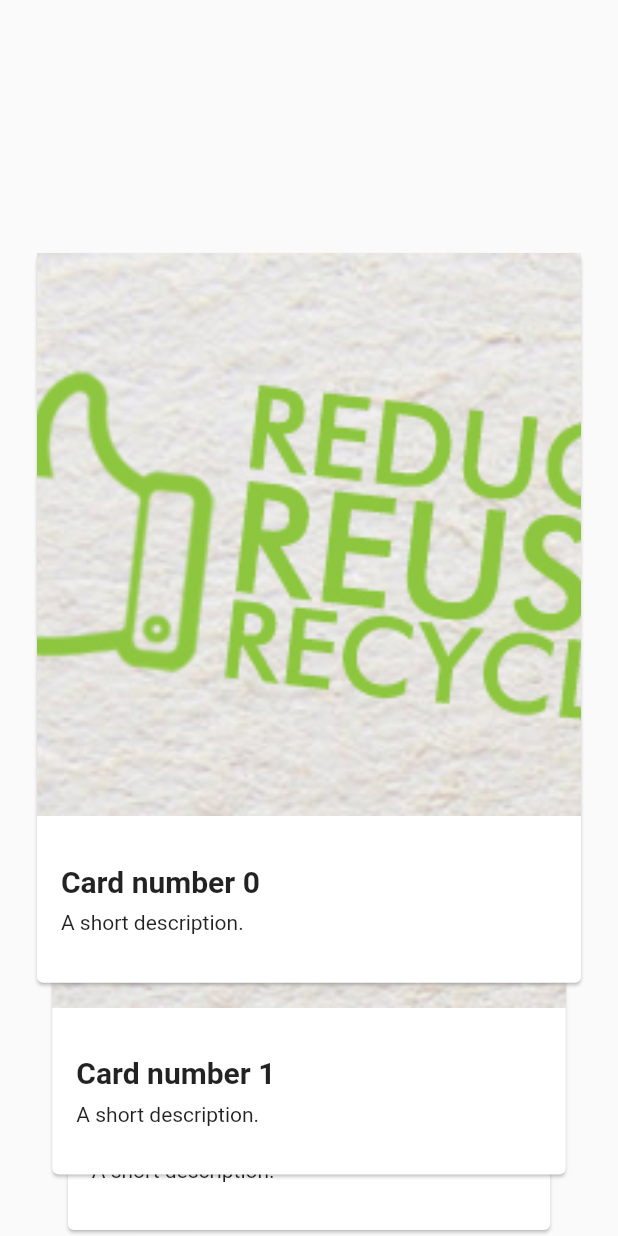
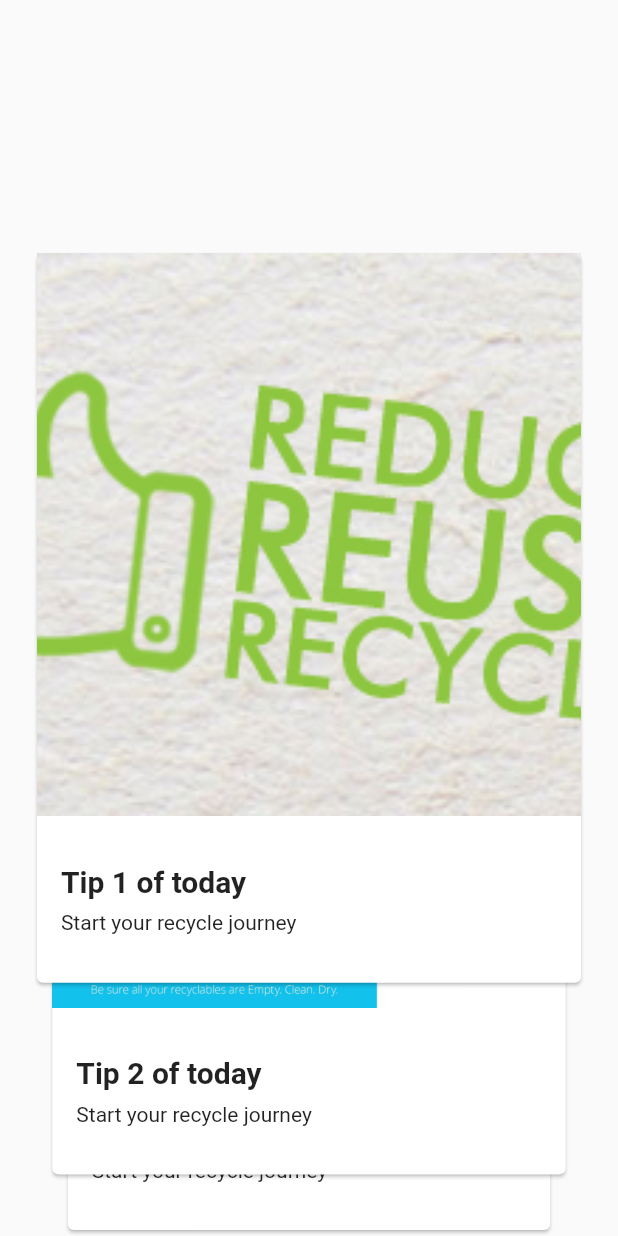
Before and after one commit to L-is-0/GCA, a Flutter app: the CardsSectionDraggable widget shown alone on an empty page, opened directly, on a phone screen of 412 x 824 dp. Run offline on Flutter 3.47's test engine with Material 2 defaults, Android fonts, the phone set to English and light mode, and no system bars; our stand-ins replace flutter_login, flutter_speed_dial, getflutter, image_picker; missing offline and left inert: dart:ffi, firebase_ml_vision, flappy_search_bar, mlkit, tflite; accounts and stored records are empty.

Commit message:
adjusted tips page

```diff
--- a/lib/cards/cards_section_draggable.dart
+++ b/lib/cards/cards_section_draggable.dart
@@ -16,7 +16,7 @@ class _CardsSectionState extends State<CardsSectionDraggable> {
     super.initState();
 
     for (cardsCounter = 0; cardsCounter < 3; cardsCounter++) {
-      cards.add(ProfileCardDraggable(cardsCounter));
+      cards.add(ProfileCardDraggable(cardsCounter+1));
     }
   }
 
@@ -83,8 +83,8 @@ class _CardsSectionState extends State<CardsSectionDraggable> {
       cards[1] = cards[2];
       cards[2] = temp;
 
-      cards[2] = ProfileCardDraggable(cardsCounter);
-      cardsCounter++;
+//      cards[2] = ProfileCardDraggable(cardsCounter);
+//      cardsCounter++;
     });
   }
 
--- a/lib/cards/profile_card_alignment.dart
+++ b/lib/cards/profile_card_alignment.dart
@@ -12,7 +12,7 @@ class ProfileCardAlignment extends StatelessWidget {
           SizedBox.expand(
             child: Material(
               borderRadius: BorderRadius.circular(12.0),
-              child: Image.asset('res/portrait.jpeg', fit: BoxFit.cover),
+              child: Image.asset('assets/images/tip$cardNum.jpg', fit: BoxFit.cover),
             ),
           ),
           SizedBox.expand(
@@ -32,13 +32,13 @@ class ProfileCardAlignment extends StatelessWidget {
                   mainAxisAlignment: MainAxisAlignment.end,
                   crossAxisAlignment: CrossAxisAlignment.start,
                   children: <Widget>[
-                    Text('Card number $cardNum',
+                    Text('Tip $cardNum of today',
                         style: TextStyle(
                             color: Colors.white,
                             fontSize: 20.0,
                             fontWeight: FontWeight.w700)),
                     Padding(padding: EdgeInsets.only(bottom: 8.0)),
-                    Text('A short description.',
+                    Text('Start your recycle journey',
                         textAlign: TextAlign.start,
                         style: TextStyle(color: Colors.white)),
                   ],
--- a/lib/cards/profile_card_draggable.dart
+++ b/lib/cards/profile_card_draggable.dart
@@ -12,23 +12,19 @@ class ProfileCardDraggable extends StatelessWidget {
         crossAxisAlignment: CrossAxisAlignment.start,
         children: <Widget>[
           Expanded(
-            child: Image.asset('assets/images/tip1.jpg', fit: BoxFit.cover),
+            child: Image.asset('assets/images/tip$cardNum.jpg', fit: BoxFit.cover),
           ),
           Container(
               padding: EdgeInsets.symmetric(vertical: 32.0, horizontal: 16.0),
               child: Column(
                 crossAxisAlignment: CrossAxisAlignment.start,
                 children: <Widget>[
-//                  Text('Card number 1',
-//                      style: TextStyle(
-//                          fontSize: 20.0, fontWeight: FontWeight.w700)),
-//                  Padding(padding: EdgeInsets.only(bottom: 8.0)),
-//                  Text('A short description.', textAlign: TextAlign.start),
-                  Text('Card number $cardNum',
+
+                  Text('Tip $cardNum of today',
                       style: TextStyle(
                           fontSize: 20.0, fontWeight: FontWeight.w700)),
                   Padding(padding: EdgeInsets.only(bottom: 8.0)),
-                  Text('A short description.', textAlign: TextAlign.start),
+                  Text('Start your recycle journey', textAlign: TextAlign.start),
                 ],
               ))
         ],
--- a/lib/pages/tips.dart
+++ b/lib/pages/tips.dart
@@ -36,8 +36,8 @@ class _TipsState extends State<Tips>{
       body: Column(
         children: <Widget>[
           showAlignmentCards
-              ? CardsSectionAlignment(context)
-              : CardsSectionDraggable(),
+              ? CardsSectionDraggable()
+              : CardsSectionAlignment(context),
           buttonsRow()
         ],
       ),
```
Also changed, not shown: lib/cards/cards_section_alignment.dart (+4 -3 lines), assets/images/tip2.jpg (added), assets/images/tip3.jpg (added), assets/images/tip4.jpg (added).
